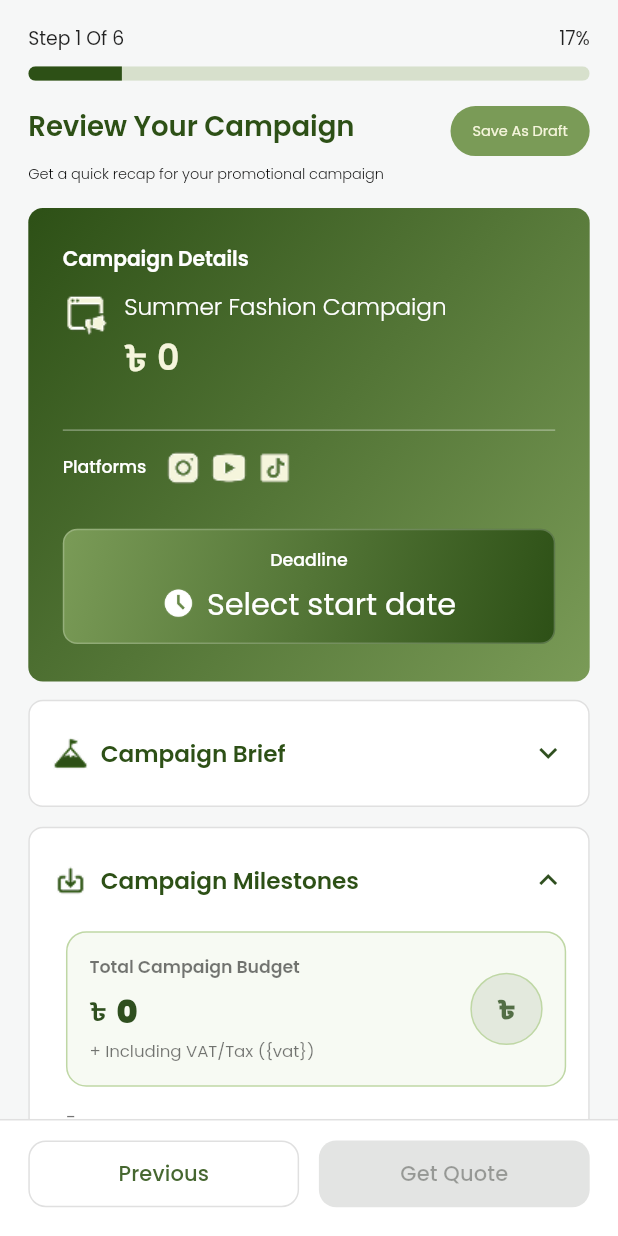
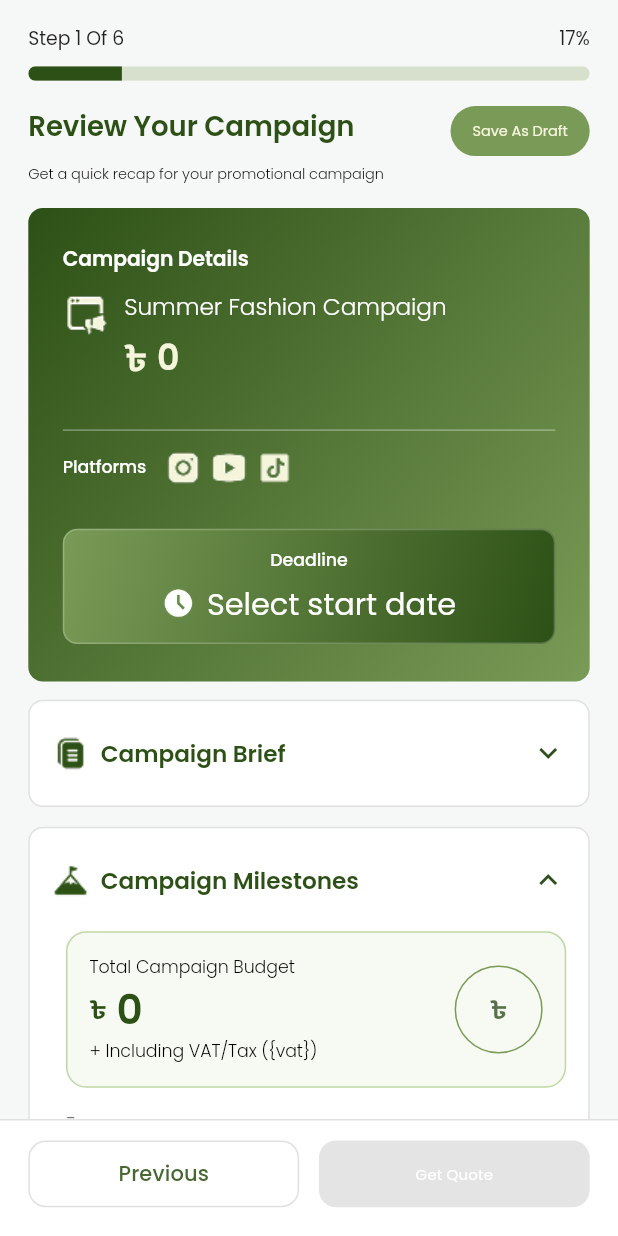
Before and after one commit to AminulSagor/influencer_app, a Flutter app: the CreateCampaignStep6View screen opened directly, after a tap on "Campaign Brief", after a tap on "Campaign Milestones", on a phone screen of 412 x 824 dp. Run offline on Flutter 3.47's test engine with Material 3 defaults, Android fonts, the light colour scheme and no system bars; our stand-ins replace dotted_border, file_picker, fl_chart, flutter_screenutil, get, image_picker.

Commit message:
complete create_campaign_step6_view ui

```diff
--- a/lib/core/utils/app_assets.dart
+++ b/lib/core/utils/app_assets.dart
@@ -25,4 +25,7 @@ class AppAssets {
   static const String instagram = 'assets/icons/instagram.png';
   static const String facebook = 'assets/icons/facebook.png';
   static const String requirement = 'assets/icons/requirement.png';
+  static const String image = 'assets/icons/image.png';
+  static const String video = 'assets/icons/video.png';
+  static const String document = 'assets/icons/document.png';
 }
--- a/lib/modules/brand/create_campaign/create_campaign_step5_view/widgets/asset_tile.dart
+++ b/lib/modules/brand/create_campaign/create_campaign_step5_view/widgets/asset_tile.dart
@@ -5,7 +5,7 @@ import 'package:influencer_app/core/theme/app_palette.dart';
 import '../../../../../core/utils/app_assets.dart';
 
 class AssetTile extends StatelessWidget {
-  final IconData icon;
+  final String icon;
   final String title;
   final String subtitle;
   final VoidCallback onRemove;
@@ -32,7 +32,9 @@ class AssetTile extends StatelessWidget {
       child: Row(
         children: [
 
-          Icon(icon, color: AppPalette.primary.withOpacity(.75), size: 26.sp),
+          Image.asset(icon, height: 25, width: 25),
+
+          // Icon(icon, color: AppPalette.primary.withOpacity(.75), size: 26.sp),
 
           15.w.horizontalSpace,
 
--- a/lib/modules/brand/create_campaign/create_campaign_step6_view/create_campaign_step6_view.dart
+++ b/lib/modules/brand/create_campaign/create_campaign_step6_view/create_campaign_step6_view.dart
@@ -118,7 +118,7 @@ class CreateCampaignStep6View extends GetView<CreateCampaignController> {
 
                     // Campaign Brief
                     AccordionCard(
-                      icon: AppAssets.mission,
+                      icon: AppAssets.termsCondition,
                       title: 'create_campaign_step6_campaign_brief'.tr,
                       initiallyExpanded: true,
                       child: CampaignBriefBlock(controller: c),
@@ -128,7 +128,7 @@ class CreateCampaignStep6View extends GetView<CreateCampaignController> {
 
                     // Campaign Milestones
                     AccordionCard(
-                      icon: AppAssets.download,
+                      icon: AppAssets.mission,
                       title: 'create_campaign_step6_campaign_milestones'.tr,
                       initiallyExpanded: false,
                       child: MilestonesBlock(controller: c),
@@ -138,7 +138,7 @@ class CreateCampaignStep6View extends GetView<CreateCampaignController> {
 
                     // Content Assets
                     AccordionCard(
-                      icon: AppAssets.termsCondition,
+                      icon: AppAssets.download,
                       title: 'create_campaign_step6_content_assets'.tr,
                       initiallyExpanded: false,
                       child: ContentAssetsBlock(controller: c),
@@ -148,7 +148,7 @@ class CreateCampaignStep6View extends GetView<CreateCampaignController> {
 
                     // Terms & Conditions
                     AccordionCard(
-                      icon: AppAssets.presentation,
+                      icon: AppAssets.termsCondition,
                       title: 'create_campaign_step6_terms_conditions'.tr,
                       initiallyExpanded: false,
                       child: TermsBlock(controller: c),
@@ -164,7 +164,7 @@ class CreateCampaignStep6View extends GetView<CreateCampaignController> {
                         children: [
                           14.h.verticalSpace,
                           AccordionCard(
-                            icon: AppAssets.copyright,
+                            icon: AppAssets.download,
                             title: 'create_campaign_step6_brand_assets'.tr,
                             initiallyExpanded: false,
                             child: BrandAssetsBlock(controller: c),
@@ -219,7 +219,7 @@ class CreateCampaignStep6View extends GetView<CreateCampaignController> {
                       ),
                       child: FittedBox(
                         fit: BoxFit.scaleDown,
-                        child: Text('create_campaign_step6_get_quote'.tr),
+                        child: Text('create_campaign_step6_get_quote'.tr, style: TextStyle(fontWeight: FontWeight.w400, fontSize: 10, color: AppPalette.white),),
                       ),
                     ),
                   ),
--- a/lib/modules/brand/create_campaign/create_campaign_step6_view/widgets/milestones_block.dart
+++ b/lib/modules/brand/create_campaign/create_campaign_step6_view/widgets/milestones_block.dart
@@ -2,6 +2,7 @@ import 'package:flutter/material.dart';
 import 'package:flutter_screenutil/flutter_screenutil.dart';
 import 'package:get/get_state_manager/src/rx_flutter/rx_obx_widget.dart';
 import 'package:get/get_utils/src/extensions/internacionalization.dart';
+import 'package:influencer_app/core/theme/app_palette.dart';
 
 import '../../create_campaign_controller/create_campaign_controller.dart';
 import 'milestone_tile.dart';
@@ -42,22 +43,24 @@ class MilestonesBlock extends StatelessWidget {
                         overflow: TextOverflow.ellipsis,
                         style: TextStyle(
                           fontSize: 12.sp,
-                          color: Colors.black54,
-                          fontWeight: FontWeight.w600,
+                          color: AppPalette.black,
+                          fontWeight: FontWeight.w300,
                         ),
                       ),
-                      6.h.verticalSpace,
+
                       Row(
                         children: [
                           Text(
                             '৳',
                             style: TextStyle(
                               fontSize: 18.sp,
-                              fontWeight: FontWeight.w800,
-                              color: _primary,
+                              fontWeight: FontWeight.w600,
+                              color: AppPalette.primary,
                             ),
                           ),
+
                           6.w.horizontalSpace,
+
                           Expanded(
                             child: FittedBox(
                               fit: BoxFit.scaleDown,
@@ -65,16 +68,15 @@ class MilestonesBlock extends StatelessWidget {
                               child: Text(
                                 c.totalBudgetText,
                                 style: TextStyle(
-                                  fontSize: 22.sp,
-                                  fontWeight: FontWeight.w900,
-                                  color: _primary,
+                                  fontSize: 28.sp,
+                                  fontWeight: FontWeight.w600,
+                                  color: AppPalette.primary,
                                 ),
                               ),
                             ),
                           ),
                         ],
                       ),
-                      4.h.verticalSpace,
                       Text(
                         'create_campaign_step6_budget_including_vat'.trParams({
                           'vat': '${(c.vatPercent * 100).round()}%',
@@ -82,21 +84,23 @@ class MilestonesBlock extends StatelessWidget {
                         maxLines: 1,
                         overflow: TextOverflow.ellipsis,
                         style: TextStyle(
-                          fontSize: 11.5.sp,
-                          color: Colors.black54,
+                          fontSize: 12.sp,
+                          color: AppPalette.black,
+                          fontWeight: FontWeight.w300,
                         ),
                       ),
                     ],
                   ),
                 ),
+
                 10.w.horizontalSpace,
+
                 Container(
-                  width: 46.w,
-                  height: 46.w,
+                  width: 56.w,
+                  height: 56.w,
                   decoration: BoxDecoration(
-                    color: _primary.withOpacity(.10),
                     shape: BoxShape.circle,
-                    border: Border.all(color: _softBorder),
+                    border: Border.all(color: AppPalette.secondary),
                   ),
                   alignment: Alignment.center,
                   child: Text(
@@ -104,13 +108,14 @@ class MilestonesBlock extends StatelessWidget {
                     style: TextStyle(
                       color: _primary.withOpacity(.8),
                       fontSize: 18.sp,
-                      fontWeight: FontWeight.w900,
+                      fontWeight: FontWeight.w600,
                     ),
                   ),
                 ),
               ],
             ),
           ),
+
           12.h.verticalSpace,
 
           if (ms.isEmpty)
```
Also changed, not shown: lib/modules/brand/create_campaign/create_campaign_controller/create_campaign_controller.dart (+6 -9 lines), lib/modules/brand/create_campaign/create_campaign_step6_view/widgets/brand_assets_block.dart (+15 -24 lines), lib/modules/brand/create_campaign/create_campaign_step6_view/widgets/content_assets_block.dart (+23 -17 lines), lib/modules/brand/create_campaign/create_campaign_step6_view/widgets/terms_block.dart (+18 -9 lines).
